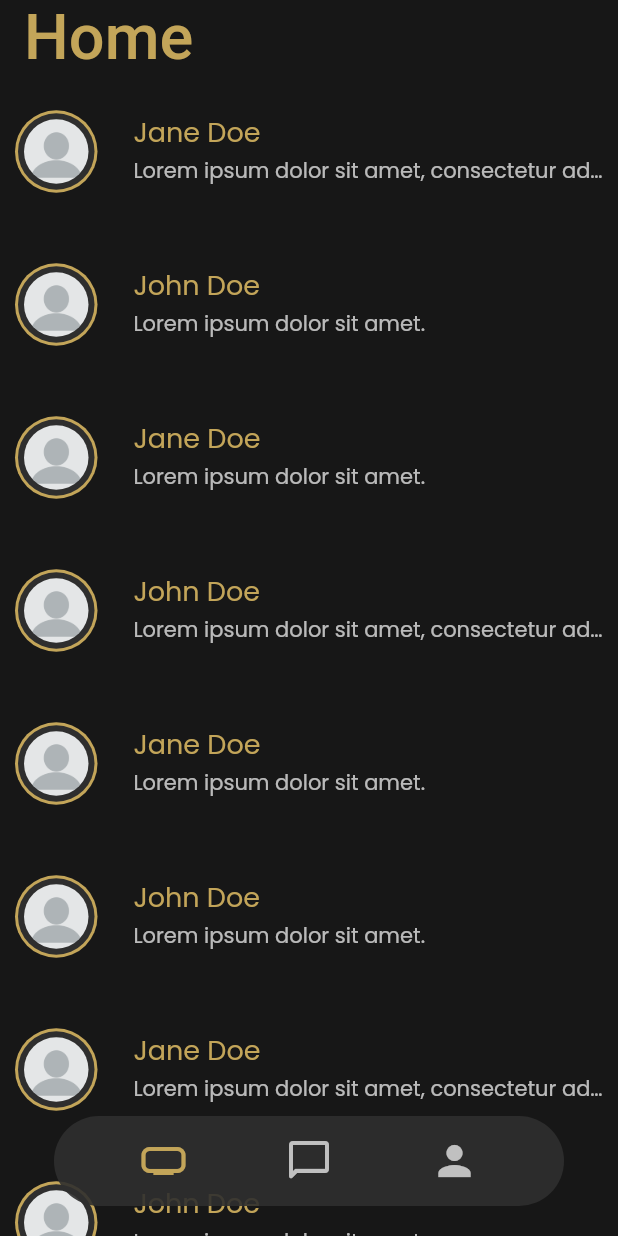
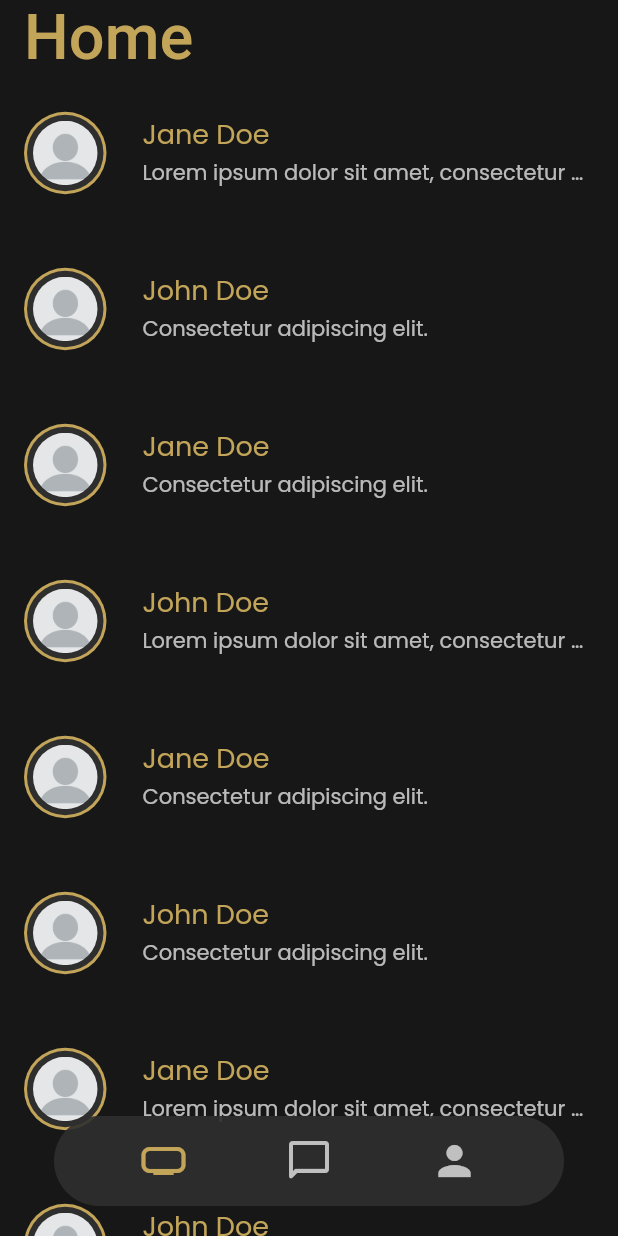
Before and after one commit to Drysen1/Flutter_Social_Network_UI_Concept, a Flutter app: the screen it shows after launch, swiped to page 2, on a phone screen of 412 x 824 dp. Run offline on Flutter 3.47's test engine with Material 2 defaults, Android fonts, the phone set to English and light mode, and no system bars; our stand-ins replace equatable, flutter_bloc, google_fonts.

Commit message:
Fixed some strings.

```diff
--- a/lib/repository/conversationRepository.dart
+++ b/lib/repository/conversationRepository.dart
@@ -4,8 +4,8 @@ import 'package:flutter_social_network_ui_concept/models/conversationReplyModel.
 
 class ConversationRepository {
   var _longMessageString = "Lorem ipsum dolor sit amet, consectetur adipiscing elit, sed do eiusmod tempor incididunt ut labore et dolore magna aliqua.";
-  var _shortMessageString = "Lorem ipsum dolor sit amet, consectetur adipiscing elit.";
-  var _reallyShortMessageString = "Lorem ipsum dolor sit amet.";
+  var _shortMessageString = "sed do eiusmod tempor incididunt ut labore et dolore magna";
+  var _reallyShortMessageString = "Consectetur adipiscing elit.";
   var _profileImage = 'assets/images/profileImage.png';
   var _janeDoe = "Jane Doe";
   var _johnDoe = "John Doe";
--- a/lib/widgets/messages/conversationItem.dart
+++ b/lib/widgets/messages/conversationItem.dart
@@ -14,10 +14,20 @@ class ConversationItem extends StatefulWidget {
 class _ConversationItemState extends State<ConversationItem> {
   @override
   Widget build(BuildContext context) {
+    return InkWell(
+      splashColor: Theme.of(context).primaryColor,
+      borderRadius: BorderRadius.circular(20),
+      child: Container(
+        padding: EdgeInsets.fromLTRB(0, 16, 0, 16),
+        child: _listTile()
+      ),
+      onTap: (){}
+    );
+  }
+
+  Widget _listTile(){
     return ListTile(
       dense: false,
-      contentPadding: EdgeInsets.fromLTRB(10, 15, 10, 15),
-      onTap: (){},
       leading: Container(
         width: 55,
         height: 55,
@@ -27,6 +37,7 @@ class _ConversationItemState extends State<ConversationItem> {
       subtitle: _messageText()
     );
   }
+
 
   Widget _nameText(){
     return Padding(
```
